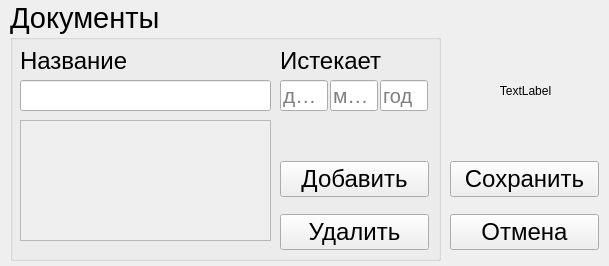
First picture: the form in NewDocument.ui, repository iam1mPerec/BusinessAssistant, before the edit.
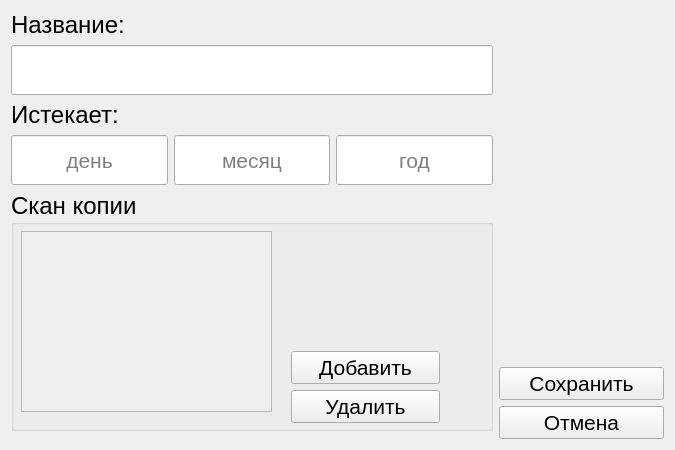
Second picture: the form after the edit. Icons and pictures are not drawn. Custom widgets are drawn as their Qt base class.

Patch:
```diff
--- a/NewDocument.ui
+++ b/NewDocument.ui
@@ -6,55 +6,194 @@
    <rect>
     <x>0</x>
     <y>0</y>
-    <width>609</width>
-    <height>266</height>
+    <width>675</width>
+    <height>450</height>
    </rect>
   </property>
+  <property name="minimumSize">
+   <size>
+    <width>675</width>
+    <height>0</height>
+   </size>
+  </property>
   <property name="windowTitle">
    <string>Dialog</string>
   </property>
+  <property name="windowIcon">
+   <iconset resource="assets/res.qrc">
+    <normaloff>:/window-icons/doc.png</normaloff>:/window-icons/doc.png</iconset>
+  </property>
+  <layout class="QHBoxLayout" name="horizontalLayout_2">
+   <item>
+    <layout class="QVBoxLayout" name="verticalLayout_5">
+     <item>
+      <widget class="QLabel" name="label_2">
+       <property name="font">
+        <font>
+         <pointsize>18</pointsize>
+        </font>
+       </property>
+       <property name="text">
+        <string>Название:</string>
+       </property>
+      </widget>
+     </item>
+     <item>
+      <widget class="QLineEdit" name="Name">
+       <property name="enabled">
+        <bool>true</bool>
+       </property>
+       <property name="minimumSize">
+        <size>
+         <width>0</width>
+         <height>50</height>
+        </size>
+       </property>
+       <property name="font">
+        <font>
+         <pointsize>16</pointsize>
+        </font>
+       </property>
+       <property name="styleSheet">
+        <string notr="true">color:black;</string>
+       </property>
+      </widget>
+     </item>
+     <item>
+      <widget class="QLabel" name="label_3">
+       <property name="font">
+        <font>
+         <pointsize>18</pointsize>
+        </font>
+       </property>
+       <property name="text">
+        <string>Истекает:</string>
+       </property>
+      </widget>
+     </item>
+     <item>
+      <layout class="QHBoxLayout" name="horizontalLayout">
+       <item>
+        <widget class="QLineEdit" name="Day">
+         <property name="enabled">
+          <bool>true</bool>
+         </property>
+         <property name="minimumSize">
+          <size>
+           <width>0</width>
+           <height>50</height>
+          </size>
+         </property>
+         <property name="baseSize">
+          <size>
+           <width>0</width>
+           <height>31</height>
+          </size>
+         </property>
+         <property name="font">
+          <font>
+           <pointsize>16</pointsize>
+          </font>
+         </property>
+         <property name="styleSheet">
+          <string notr="true">color:black;</string>
+         </property>
+         <property name="text">
+          <string/>
+         </property>
+         <property name="alignment">
+          <set>Qt::AlignCenter</set>
+         </property>
+         <property name="placeholderText">
+          <string>день</string>
+         </property>
+        </widget>
+       </item>
+       <item>
+        <widget class="QLineEdit" name="Month">
+         <property name="enabled">
+          <bool>true</bool>
+         </property>
+         <property name="minimumSize">
+          <size>
+           <width>0</width>
+           <height>50</height>
+          </size>
+         </property>
+         <property name="font">
+          <font>
+           <pointsize>16</pointsize>
+          </font>
+         </property>
+         <property name="styleSheet">
+          <string notr="true">color:black;</string>
+         </property>
+         <property name="text">
+          <string/>
+         </property>
+         <property name="alignment">
+          <set>Qt::AlignCenter</set>
+         </property>
+         <property name="placeholderText">
+          <string>месяц</string>
+         </property>
+        </widget>
+       </item>
+       <item>
+        <widget class="QLineEdit" name="Year">
+         <property name="enabled">
+          <bool>true</bool>
+         </property>
+         <property name="minimumSize">
+          <size>
+           <width>0</width>
+           <height>50</height>
+          </size>
+         </property>
+         <property name="font">
+          <font>
+           <pointsize>16</pointsize>
+          </font>
+         </property>
+         <property name="styleSheet">
+          <string notr="true">color:black;</string>
+         </property>
+         <property name="text">
+          <string/>
+         </property>
+         <property name="alignment">
+          <set>Qt::AlignCenter</set>
+         </property>
+         <property name="placeholderText">
+          <string>год</string>
+         </property>
+        </widget>
+       </item>
+      </layout>
+     </item>
+     <item>
   <widget class="QGroupBox" name="groupBox_3">
-   <property name="geometry">
-    <rect>
-     <x>10</x>
-     <y>0</y>
-     <width>431</width>
-     <height>261</height>
-    </rect>
+       <property name="minimumSize">
+        <size>
+         <width>0</width>
+         <height>240</height>
+        </size>
    </property>
    <property name="font">
     <font>
-     <pointsize>22</pointsize>
+         <pointsize>18</pointsize>
     </font>
    </property>
    <property name="title">
-    <string>Документы</string>
-   </property>
-   <widget class="QLineEdit" name="Name">
-    <property name="enabled">
-     <bool>true</bool>
-    </property>
+        <string>Скан копии</string>
+       </property>
+       <widget class="CustomListWidget" name="Scans">
     <property name="geometry">
      <rect>
       <x>10</x>
-      <y>80</y>
+          <y>40</y>
       <width>251</width>
-      <height>31</height>
-     </rect>
-    </property>
-    <property name="font">
-     <font>
-      <pointsize>18</pointsize>
-     </font>
-    </property>
-   </widget>
-   <widget class="CustomListWidget" name="scrollArea">
-    <property name="geometry">
-     <rect>
-      <x>10</x>
-      <y>120</y>
-      <width>251</width>
-      <height>121</height>
+          <height>181</height>
      </rect>
     </property>
     <property name="sizePolicy">
@@ -84,32 +223,35 @@
     <property name="alignment">
      <set>Qt::AlignJustify|Qt::AlignTop</set>
     </property>
-    <widget class="QWidget" name="scrollAreaWidgetContents">
-     <property name="geometry">
-      <rect>
-       <x>0</x>
-       <y>0</y>
-       <width>249</width>
-       <height>119</height>
-      </rect>
-     </property>
-    </widget>
    </widget>
    <widget class="QWidget" name="layoutWidget_2">
     <property name="geometry">
      <rect>
-      <x>270</x>
-      <y>150</y>
+          <x>280</x>
+          <y>120</y>
       <width>149</width>
       <height>112</height>
      </rect>
     </property>
     <layout class="QVBoxLayout" name="verticalLayout">
+         <item>
+          <spacer name="verticalSpacer_3">
+           <property name="orientation">
+            <enum>Qt::Vertical</enum>
+           </property>
+           <property name="sizeHint" stdset="0">
+            <size>
+             <width>20</width>
+             <height>40</height>
+            </size>
+           </property>
+          </spacer>
+         </item>
      <item>
       <widget class="QPushButton" name="addScan">
        <property name="font">
         <font>
-         <pointsize>18</pointsize>
+             <pointsize>16</pointsize>
         </font>
        </property>
        <property name="focusPolicy">
@@ -127,7 +269,7 @@
       <widget class="QPushButton" name="removeScan">
        <property name="font">
         <font>
-         <pointsize>18</pointsize>
+             <pointsize>16</pointsize>
         </font>
        </property>
        <property name="focusPolicy">
@@ -140,130 +282,86 @@
      </item>
     </layout>
    </widget>
-   <widget class="QLabel" name="label_2">
-    <property name="geometry">
-     <rect>
-      <x>10</x>
-      <y>50</y>
-      <width>241</width>
-      <height>21</height>
-     </rect>
-    </property>
-    <property name="font">
-     <font>
-      <pointsize>18</pointsize>
-     </font>
-    </property>
-    <property name="text">
-     <string>Название</string>
-    </property>
-   </widget>
-   <widget class="QLineEdit" name="Day">
-    <property name="enabled">
-     <bool>true</bool>
-    </property>
-    <property name="geometry">
-     <rect>
-      <x>270</x>
-      <y>80</y>
-      <width>48</width>
-      <height>31</height>
-     </rect>
-    </property>
-    <property name="font">
-     <font>
-      <pointsize>16</pointsize>
-     </font>
-    </property>
-    <property name="text">
-     <string/>
-    </property>
-    <property name="placeholderText">
-     <string>день</string>
-    </property>
-   </widget>
-   <widget class="QLineEdit" name="Month">
-    <property name="enabled">
-     <bool>true</bool>
-    </property>
-    <property name="geometry">
-     <rect>
-      <x>320</x>
-      <y>80</y>
-      <width>48</width>
-      <height>31</height>
-     </rect>
-    </property>
-    <property name="font">
-     <font>
-      <pointsize>16</pointsize>
-     </font>
+      </widget>
+     </item>
+     <item>
+      <spacer name="verticalSpacer">
+       <property name="orientation">
+        <enum>Qt::Vertical</enum>
+       </property>
+       <property name="sizeHint" stdset="0">
+        <size>
+         <width>20</width>
+         <height>40</height>
+        </size>
+       </property>
+      </spacer>
+     </item>
+    </layout>
+   </item>
+   <item>
+    <spacer name="horizontalSpacer">
+     <property name="orientation">
+      <enum>Qt::Horizontal</enum>
+     </property>
+     <property name="sizeHint" stdset="0">
+      <size>
+       <width>40</width>
+       <height>20</height>
+      </size>
+     </property>
+    </spacer>
+   </item>
+   <item>
+    <layout class="QVBoxLayout" name="verticalLayout_6">
+     <item>
+      <widget class="ClickablePicture" name="ScanImage">
+       <property name="minimumSize">
+        <size>
+         <width>165</width>
+         <height>150</height>
+        </size>
+       </property>
+       <property name="cursor">
+        <cursorShape>ArrowCursor</cursorShape>
+       </property>
+       <property name="autoFillBackground">
+        <bool>false</bool>
+       </property>
+       <property name="styleSheet">
+        <string notr="true"/>
     </property>
     <property name="text">
      <string/>
     </property>
-    <property name="placeholderText">
-     <string>месяц</string>
-    </property>
-   </widget>
-   <widget class="QLineEdit" name="Year">
-    <property name="enabled">
-     <bool>true</bool>
-    </property>
-    <property name="geometry">
-     <rect>
-      <x>370</x>
-      <y>80</y>
-      <width>48</width>
-      <height>31</height>
-     </rect>
-    </property>
-    <property name="font">
-     <font>
-      <pointsize>15</pointsize>
-     </font>
-    </property>
-    <property name="text">
-     <string/>
-    </property>
-    <property name="placeholderText">
-     <string>год</string>
-    </property>
-   </widget>
-   <widget class="QLabel" name="label_3">
-    <property name="geometry">
-     <rect>
-      <x>270</x>
-      <y>50</y>
-      <width>141</width>
-      <height>21</height>
-     </rect>
-    </property>
-    <property name="font">
-     <font>
-      <pointsize>18</pointsize>
-     </font>
-    </property>
-    <property name="text">
-     <string>Истекает</string>
-    </property>
-   </widget>
-  </widget>
-  <widget class="QWidget" name="layoutWidget">
-   <property name="geometry">
-    <rect>
-     <x>450</x>
-     <y>150</y>
-     <width>149</width>
-     <height>111</height>
-    </rect>
-   </property>
+       <property name="scaledContents">
+        <bool>false</bool>
+       </property>
+       <property name="alignment">
+        <set>Qt::AlignCenter</set>
+       </property>
+      </widget>
+     </item>
+     <item>
+      <spacer name="verticalSpacer_2">
+       <property name="orientation">
+        <enum>Qt::Vertical</enum>
+       </property>
+       <property name="sizeHint" stdset="0">
+        <size>
+         <width>20</width>
+         <height>40</height>
+        </size>
+       </property>
+      </spacer>
+     </item>
+     <item>
    <layout class="QVBoxLayout" name="verticalLayout_2">
     <item>
      <widget class="QPushButton" name="save">
       <property name="font">
        <font>
-        <pointsize>18</pointsize>
+           <pointsize>16</pointsize>
        </font>
       </property>
       <property name="focusPolicy">
@@ -278,7 +376,7 @@
      <widget class="QPushButton" name="cansel">
       <property name="font">
        <font>
-        <pointsize>18</pointsize>
+           <pointsize>16</pointsize>
        </font>
       </property>
       <property name="focusPolicy">
@@ -290,29 +388,10 @@
      </widget>
     </item>
    </layout>
-  </widget>
-  <widget class="QLabel" name="ScanImage">
-   <property name="geometry">
-    <rect>
-     <x>470</x>
-     <y>40</y>
-     <width>111</width>
-     <height>101</height>
-    </rect>
-   </property>
-   <property name="autoFillBackground">
-    <bool>false</bool>
-   </property>
-   <property name="text">
-    <string>TextLabel</string>
-   </property>
-   <property name="scaledContents">
-    <bool>false</bool>
-   </property>
-   <property name="alignment">
-    <set>Qt::AlignCenter</set>
-   </property>
-  </widget>
+     </item>
+    </layout>
+   </item>
+  </layout>
  </widget>
  <customwidgets>
   <customwidget>
@@ -321,6 +400,11 @@
    <header>CustomListWidget.h</header>
    <container>1</container>
   </customwidget>
+  <customwidget>
+   <class>ClickablePicture</class>
+   <extends>QLabel</extends>
+   <header>ClickablePicture.h</header>
+  </customwidget>
  </customwidgets>
  <resources/>
  <connections/>
```
Left out of the diff: 6 changed lines with no effect on the pictures. Lines whose indentation alone changed are shown as unchanged.
